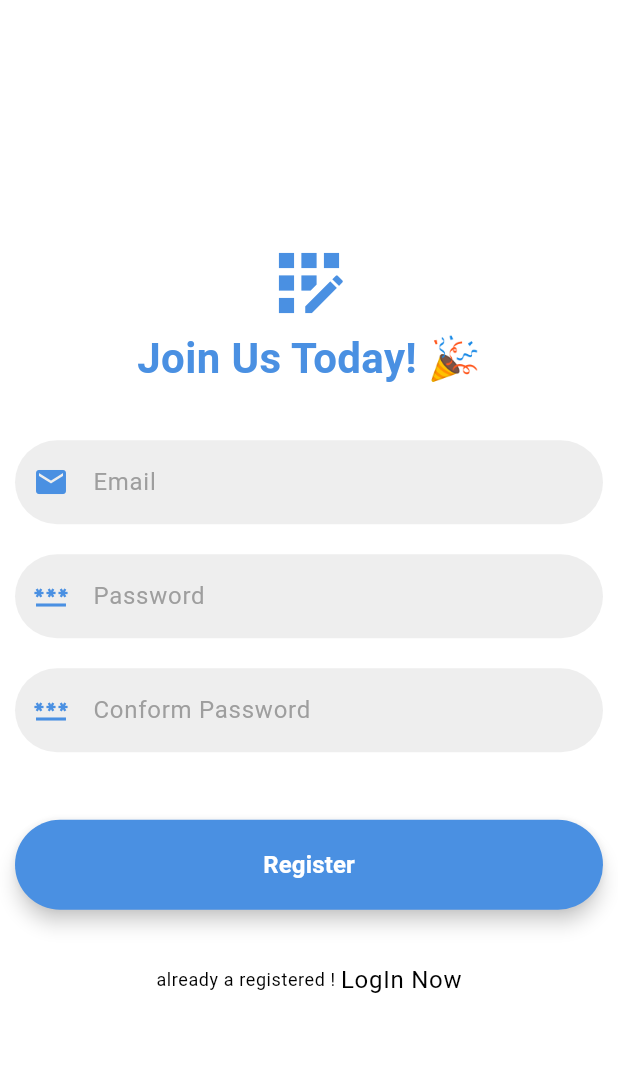
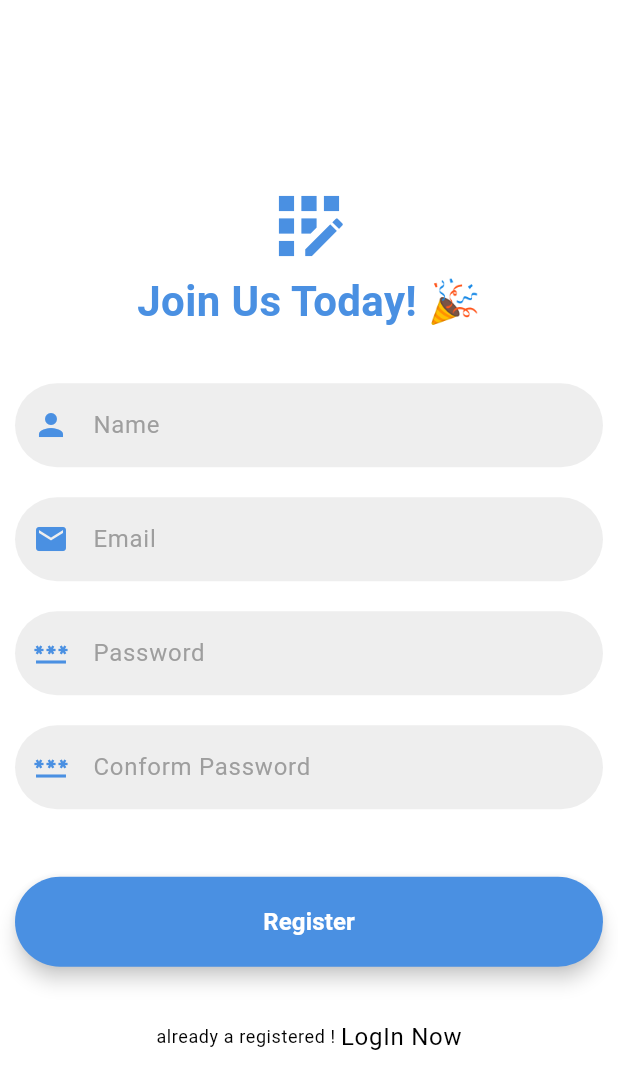
Before and after one commit to Dani-abera/chat_app, a Flutter app: the screen it shows after launch, after a tap on "Register Now", after a tap on "Register", on a phone screen of 412 x 824 dp. Shown: the top 1089 px of the screen. Run offline on Flutter 3.47's test engine with Material 3 defaults, Android fonts, the phone set to English and light mode, and no system bars; our stand-ins replace cloud_firestore, firebase_auth, firebase_core; accounts and stored records are empty; generated files the repository leaves out were written again; network calls fail.

```diff
--- a/lib/auth/auth_service.dart
+++ b/lib/auth/auth_service.dart
@@ -1,29 +1,58 @@
+import 'package:cloud_firestore/cloud_firestore.dart';
 import 'package:firebase_auth/firebase_auth.dart';
+import 'package:flutter/foundation.dart';
 
 class AuthService {
   final FirebaseAuth _auth = FirebaseAuth.instance;
+  final FirebaseFirestore _firestore = FirebaseFirestore.instance;
 
   // sign in
   Future<UserCredential> signInWithEmailAndPassword(
-      String email, password) async {
+    String email,
+    password,
+  ) async {
     try {
       UserCredential userCredential = await _auth.signInWithEmailAndPassword(
           email: email, password: password);
+
+      // _firestore.collection("Users").doc(userCredential.user!.uid).set({
+      //   'uid': userCredential.user!.uid,
+      //   'email': email,
+      // });
+
       return userCredential;
     } on FirebaseAuthException catch (e) {
       throw Exception(e.code);
     }
   }
 
+  // Get Current User
+
+  User? getCurrentUser() {
+    return _auth.currentUser;
+  }
+
   // sign up
   Future<UserCredential> signUpWithEmailAndPassword(
-      String email, password) async {
+      String email, String password, String name) async {
     try {
       UserCredential userCredential = await _auth
           .createUserWithEmailAndPassword(email: email, password: password);
+
+      if (userCredential.user != null) {
+        await _firestore.collection("Users").doc(userCredential.user!.uid).set({
+          'uid': userCredential.user!.uid,
+          'email': email,
+          'name': name.toLowerCase(),
+        });
+      }
+
       return userCredential;
     } on FirebaseAuthException catch (e) {
-      throw Exception(e.code);
+      if (kDebugMode) {
+        print('Error during sign-up: ${e.message}');
+      }
+      throw Exception('Error: ${e.message}');
     }
   }
 
--- a/lib/component/chat_app_drawer.dart
+++ b/lib/component/chat_app_drawer.dart
@@ -65,6 +65,9 @@ class ChatAppDrawer extends StatelessWidget {
               },
             ),
           ),
+          SizedBox(
+            height: 30,
+          )
         ],
       ),
     );
--- a/lib/pages/register_page.dart
+++ b/lib/pages/register_page.dart
@@ -16,13 +16,14 @@ class _RegisterPageState extends State<RegisterPage> {
   final TextEditingController passwordController = TextEditingController();
   final TextEditingController conformPasswordController =
       TextEditingController();
+  final TextEditingController nameController = TextEditingController();
 
   void signup() {
     final auth = AuthService();
     if (passwordController.text == conformPasswordController.text) {
       try {
         auth.signUpWithEmailAndPassword(
-            emailController.text, passwordController.text);
+            emailController.text, passwordController.text, nameController.text);
       } catch (e) {
         showDialog(
           context: context,
@@ -44,8 +45,10 @@ class _RegisterPageState extends State<RegisterPage> {
 
   @override
   Widget build(BuildContext context) {
-    return Scaffold(
+    return SafeArea(
+      child: Scaffold(
         body: Center(
+          child: SingleChildScrollView(
             child: Column(
               mainAxisAlignment: MainAxisAlignment.center,
               children: [
@@ -67,6 +70,10 @@ class _RegisterPageState extends State<RegisterPage> {
                   height: 25,
                 ),
 
+                ChatAppTextField(
+                    hintText: 'Name',
+                    prefixIcon: Icons.person,
+                    controller: nameController),
                 ChatAppTextField(
                     hintText: 'Email',
                     prefixIcon: Icons.email,
@@ -112,6 +119,8 @@ class _RegisterPageState extends State<RegisterPage> {
               ],
             ),
           ),
+        ),
+      ),
     );
   }
 }
--- a/pubspec.yaml
+++ b/pubspec.yaml
@@ -36,6 +36,7 @@ dependencies:
   cupertino_icons: ^1.0.8
   firebase_core: ^3.10.1
   firebase_auth: ^5.4.1
+  cloud_firestore: ^5.6.2
 
 dev_dependencies:
   flutter_test:
```
Also changed, not shown: lib/component/user_tile.dart (added, +31 -0 lines), lib/pages/chat_page.dart (added, +20 -0 lines), lib/pages/home_page.dart (+58 -3 lines), lib/pages/login_page.dart (+37 -3 lines), lib/service/chat_service.dart (added, +22 -0 lines), lib/service/dropdown_icon_button.dart (deleted, +0 -57 lines), pubspec.lock, 3 other files. Lines whose indentation alone changed are shown as unchanged.
